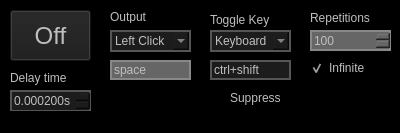
Qt form gui.ui (KermitPurple/clicker) before a commit.
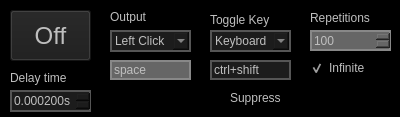
The same form after that commit.

Commit message: Remove constant size and removestatus bar

The edit to the form file:
```diff
--- a/gui.ui
+++ b/gui.ui
@@ -10,7 +10,7 @@
     <x>0</x>
     <y>0</y>
     <width>400</width>
-    <height>133</height>
+    <height>117</height>
    </rect>
   </property>
   <property name="sizePolicy">
@@ -19,18 +19,6 @@
     <verstretch>0</verstretch>
    </sizepolicy>
   </property>
-  <property name="minimumSize">
-   <size>
-    <width>400</width>
-    <height>133</height>
-   </size>
-  </property>
-  <property name="maximumSize">
-   <size>
-    <width>400</width>
-    <height>133</height>
-   </size>
-  </property>
   <property name="windowTitle">
    <string>AutoClicker</string>
   </property>
@@ -373,7 +361,6 @@
    <zorder>label_4</zorder>
    <zorder>SuppressBox</zorder>
   </widget>
-  <widget class="QStatusBar" name="statusbar"/>
  </widget>
  <resources/>
  <connections/>
```
